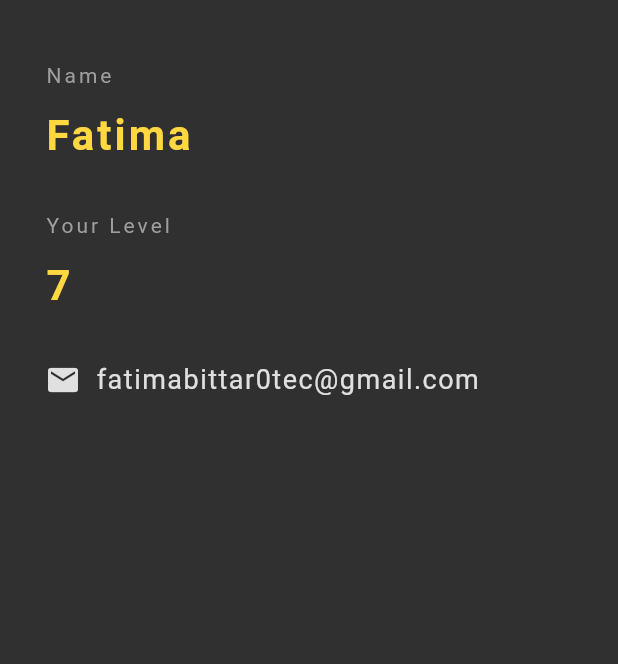
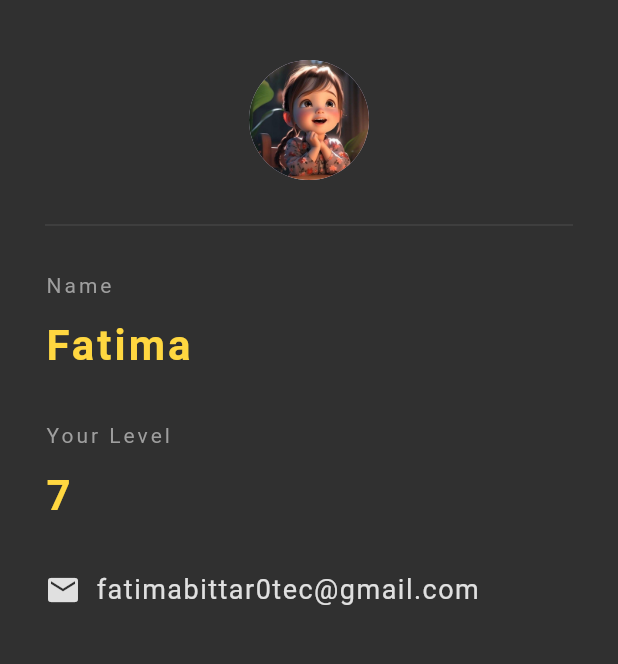
Before and after one commit to fatima-bittar/Beginner-Flutter-Project, a Flutter app: the screen it shows after launch, on a phone screen of 412 x 824 dp, the part 84-748 px from its top. Run offline on Flutter 3.47's test engine with Material 3 defaults, Android fonts, the phone set to English and light mode, and no system bars.

Commit message:
adding an image as an asset

```diff
--- a/lib/main.dart
+++ b/lib/main.dart
@@ -14,7 +14,7 @@ class BasicProject extends StatelessWidget {
       appBar: AppBar(
         title: Text('Basic project card'),
         centerTitle: true,
-        backgroundColor: Colors.grey,
+        backgroundColor: Colors.grey[500],
         elevation: 0.0,
       ),
       body: Padding(
@@ -22,6 +22,16 @@ class BasicProject extends StatelessWidget {
         child: Column(
           crossAxisAlignment: CrossAxisAlignment.start,
           children: <Widget>[
+            Center(
+              child: CircleAvatar(
+                backgroundImage: AssetImage('assets/animated.jpg'),
+                radius: 40.0,
+              ),
+            ),
+            Divider(
+              height: 60.0,
+              color: Colors.grey[800],
+            ),
             Text(
               'Name',
               style: TextStyle(
--- a/pubspec.yaml
+++ b/pubspec.yaml
@@ -59,9 +59,8 @@ flutter:
   uses-material-design: true
 
   # To add assets to your application, add an assets section, like this:
-  # assets:
-  #   - images/a_dot_burr.jpeg
-  #   - images/a_dot_ham.jpeg
+  assets:
+     - assets/animated.jpg
 
   # An image asset can refer to one or more resolution-specific "variants", see
   # https://flutter.dev/to/resolution-aware-images
```
Also changed, not shown: assets/animated.jpg (added).
